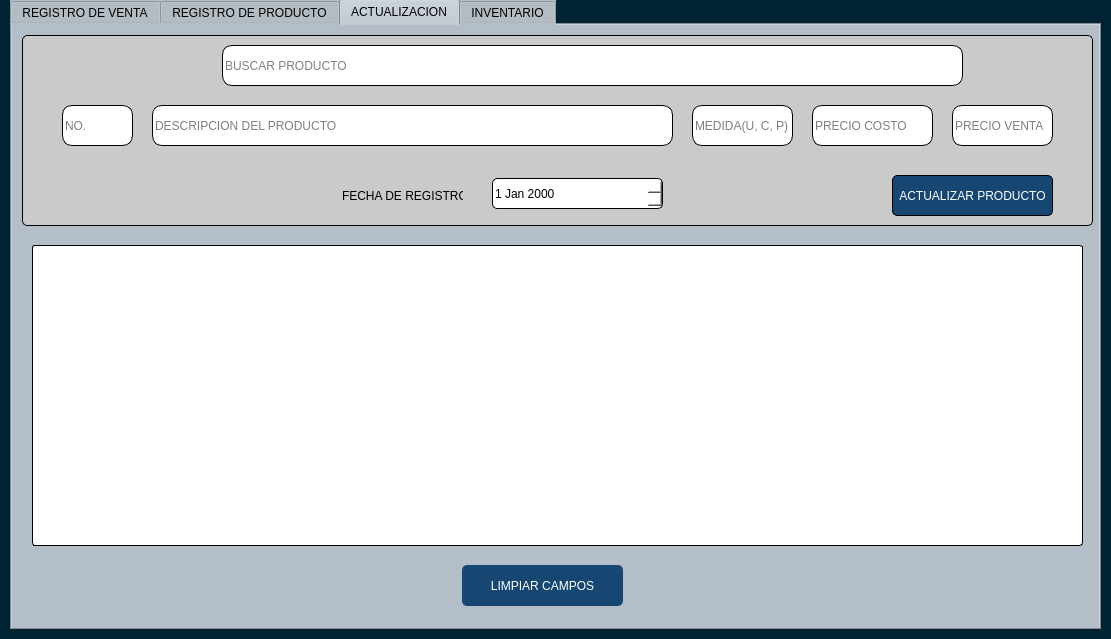
Qt form views/inventario.ui (eldaniell01/LibreriaInventario) before a commit.
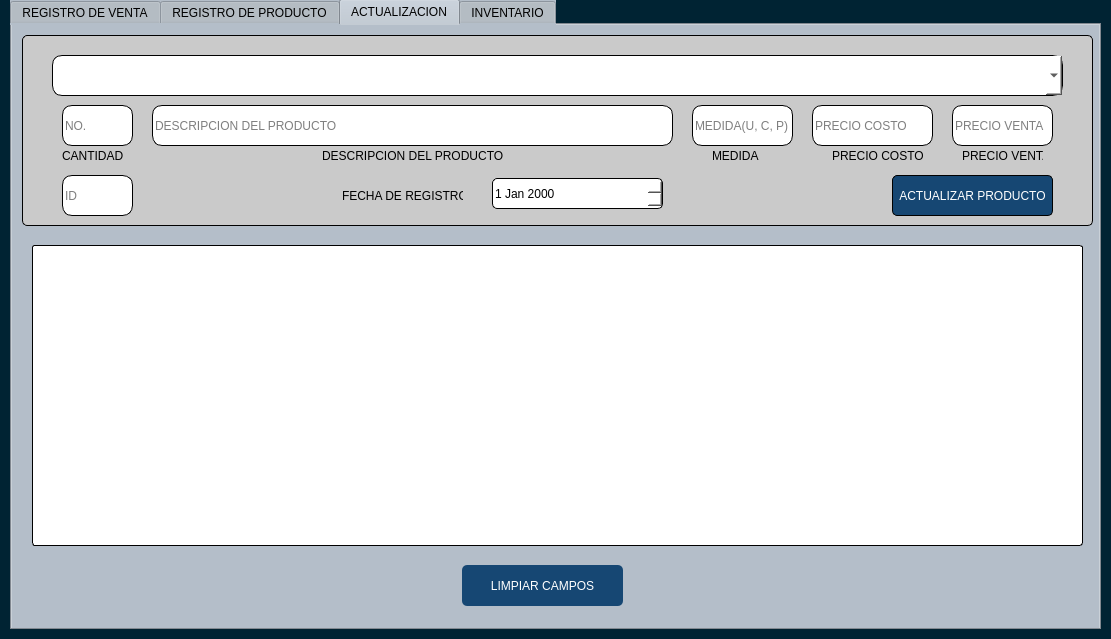
The same form after that commit. The open tabs and pages were chosen to show the change.

Commit message: actualizacion de producto

```diff
--- a/views/inventario.ui
+++ b/views/inventario.ui
@@ -801,12 +801,31 @@
        <string>ACTUALIZAR PRODUCTO</string>
       </property>
      </widget>
-     <widget class="QLineEdit" name="UPDescripcion_3">
+     <widget class="QComboBox" name="listadoProductosActualizacion">
       <property name="geometry">
        <rect>
-        <x>200</x>
-        <y>10</y>
-        <width>741</width>
+        <x>30</x>
+        <y>20</y>
+        <width>1011</width>
+        <height>41</height>
+       </rect>
+      </property>
+      <property name="styleSheet">
+       <string notr="true">text-align: center;
+background-color: rgb(255, 255, 255);
+border-radius: 10px;
+border: 1px solid;</string>
+      </property>
+      <property name="placeholderText">
+       <string>BUSCAR PRODUCTO</string>
+      </property>
+     </widget>
+     <widget class="QLineEdit" name="idProducto">
+      <property name="geometry">
+       <rect>
+        <x>40</x>
+        <y>140</y>
+        <width>71</width>
         <height>41</height>
        </rect>
       </property>
@@ -820,7 +839,92 @@
 border: 1px solid;</string>
       </property>
       <property name="placeholderText">
-       <string>BUSCAR PRODUCTO</string>
+       <string>ID</string>
+      </property>
+     </widget>
+     <widget class="QLabel" name="label_3">
+      <property name="geometry">
+       <rect>
+        <x>300</x>
+        <y>110</y>
+        <width>181</width>
+        <height>21</height>
+       </rect>
+      </property>
+      <property name="styleSheet">
+       <string notr="true">background-color: none;
+border: none;</string>
+      </property>
+      <property name="text">
+       <string>DESCRIPCION DEL PRODUCTO</string>
+      </property>
+     </widget>
+     <widget class="QLabel" name="label_5">
+      <property name="geometry">
+       <rect>
+        <x>690</x>
+        <y>110</y>
+        <width>51</width>
+        <height>21</height>
+       </rect>
+      </property>
+      <property name="styleSheet">
+       <string notr="true">background-color: none;
+border: none;</string>
+      </property>
+      <property name="text">
+       <string>MEDIDA</string>
+      </property>
+     </widget>
+     <widget class="QLabel" name="label_6">
+      <property name="geometry">
+       <rect>
+        <x>810</x>
+        <y>110</y>
+        <width>91</width>
+        <height>21</height>
+       </rect>
+      </property>
+      <property name="styleSheet">
+       <string notr="true">background-color: none;
+border: none;</string>
+      </property>
+      <property name="text">
+       <string>PRECIO COSTO</string>
+      </property>
+     </widget>
+     <widget class="QLabel" name="label_7">
+      <property name="geometry">
+       <rect>
+        <x>940</x>
+        <y>110</y>
+        <width>81</width>
+        <height>21</height>
+       </rect>
+      </property>
+      <property name="styleSheet">
+       <string notr="true">background-color: none;
+border: none;</string>
+      </property>
+      <property name="text">
+       <string>PRECIO VENTA</string>
+      </property>
+     </widget>
+     <widget class="QLabel" name="label_8">
+      <property name="geometry">
+       <rect>
+        <x>40</x>
+        <y>110</y>
+        <width>61</width>
+        <height>21</height>
+       </rect>
+      </property>
+      <property name="styleSheet">
+       <string notr="true">background-color: none;
+border: none;</string>
+      </property>
+      <property name="text">
+       <string>CANTIDAD</string>
       </property>
      </widget>
     </widget>
```
Left out of the diff: 143 changed lines with no effect on the pictures. The commit also changes 3 other files.
